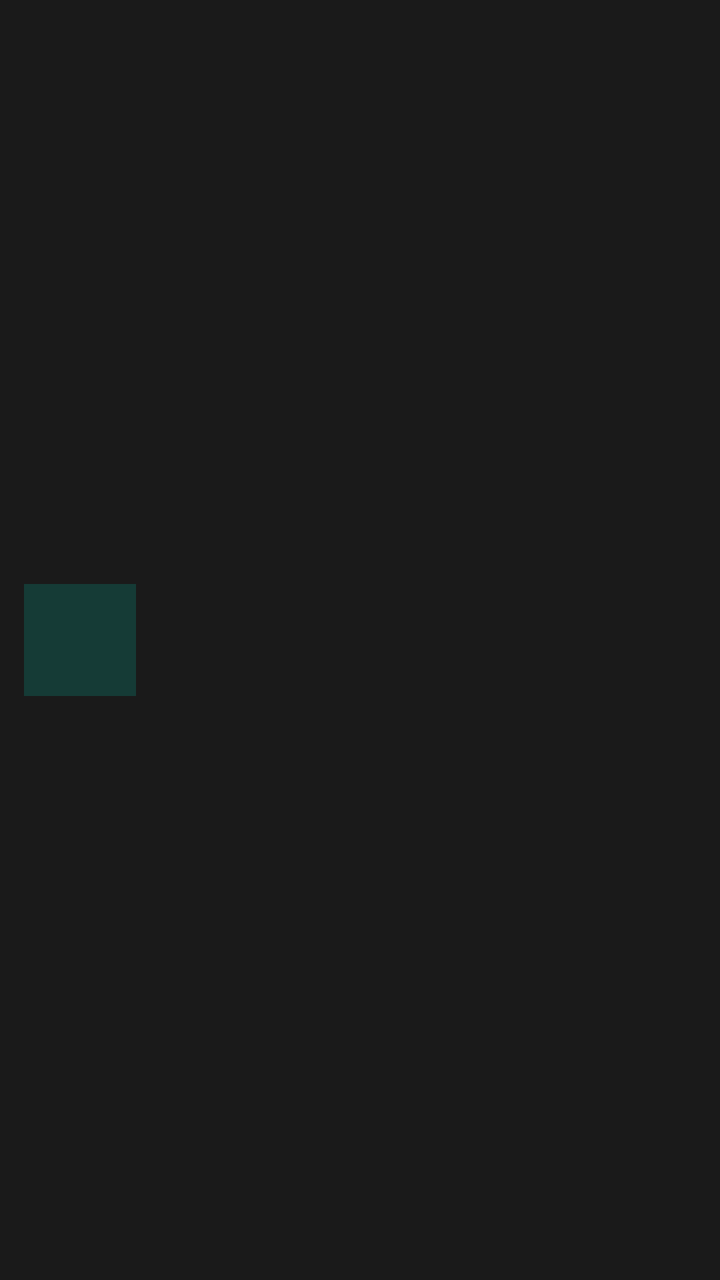
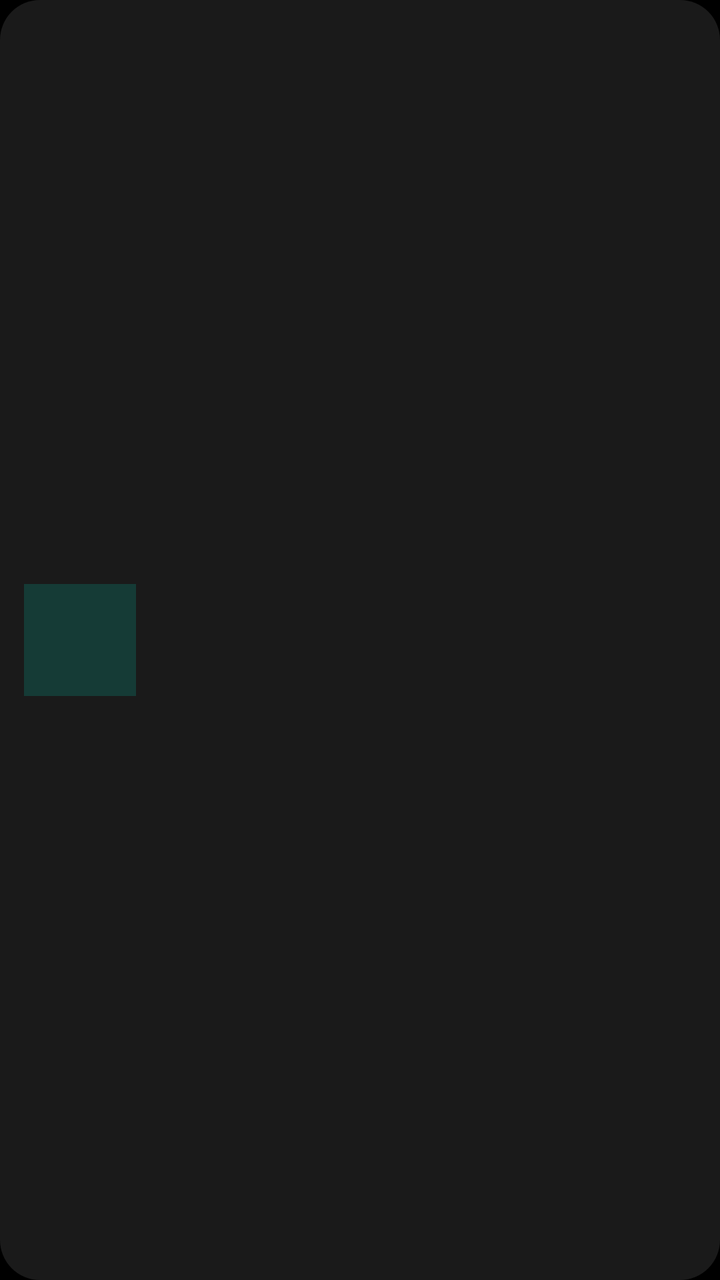

Before-and-after screenshots of an Android layout around one commit, followed by the original layout XML and the change that was made.
<!-- AndroidManifest.xml: application theme Theme.QuietSentry -->
<!-- res/layout/item_device.xml -->
<?xml version="1.0" encoding="utf-8"?>
<LinearLayout xmlns:android="http://schemas.android.com/apk/res/android"
    android:layout_width="match_parent"
    android:layout_height="wrap_content"
    android:layout_marginBottom="12dp"
    android:background="@color/qs_surface"
    android:clickable="true"
    android:focusable="true"
    android:gravity="center_vertical"
    android:orientation="horizontal"
    android:padding="12dp">

    
    <FrameLayout
        android:layout_width="wrap_content"
        android:layout_height="wrap_content">

        <ImageView
            android:id="@+id/device_thumb"
            android:layout_width="56dp"
            android:layout_height="56dp"
            android:scaleType="centerCrop"
            android:visibility="gone" />

        
        <TextView
            android:id="@+id/device_cover"
            android:layout_width="wrap_content"
            android:layout_height="wrap_content"
            android:background="@color/qs_accent_soft"
            android:gravity="center"
            android:minWidth="56dp"
            android:minHeight="56dp"
            android:paddingStart="8dp"
            android:paddingEnd="8dp"
            android:textColor="@color/qs_text"
            android:textSize="20sp" />
    </FrameLayout>

    <LinearLayout
        android:layout_width="0dp"
        android:layout_height="wrap_content"
        android:layout_weight="1"
        android:orientation="vertical"
        android:paddingStart="12dp"
        android:paddingEnd="8dp">

        <TextView
            android:id="@+id/device_name"
            android:layout_width="match_parent"
            android:layout_height="wrap_content"
            android:ellipsize="end"
            android:maxLines="1"
            android:textColor="@color/qs_text"
            android:textSize="16sp" />

        <TextView
            android:id="@+id/device_meta"
            android:layout_width="match_parent"
            android:layout_height="wrap_content"
            android:layout_marginTop="2dp"
            android:textColor="@color/qs_text_muted"
            android:textSize="12sp" />

        <TextView
            android:id="@+id/device_detail"
            android:layout_width="match_parent"
            android:layout_height="wrap_content"
            android:layout_marginTop="6dp"
            android:textColor="#B3FFFFFF"
            android:textSize="12sp" />
    </LinearLayout>

    <TextView
        android:id="@+id/device_state"
        android:layout_width="wrap_content"
        android:layout_height="wrap_content"
        android:textSize="13sp" />
</LinearLayout>
<!-- resources referenced by this layout -->
<resources>
  <color name="qs_accent_soft">#3300BFA6</color>
  <color name="qs_surface">#1AFFFFFF</color>
  <color name="qs_text">#FFFFFFFF</color>
  <color name="qs_text_muted">#99FFFFFF</color>
  <style name="Theme.QuietSentry" parent="Theme.AppCompat.NoActionBar">
          <item name="android:windowBackground">@android:color/black</item>
          <item name="android:statusBarColor">@android:color/black</item>
          <item name="android:navigationBarColor">@android:color/black</item>
      </style>
</resources>

<!-- the commit's change to res/layout/item_device.xml (unified diff, before → after) -->
@@ -2,8 +2,8 @@
 <LinearLayout xmlns:android="http://schemas.android.com/apk/res/android"
     android:layout_width="match_parent"
     android:layout_height="wrap_content"
-    android:layout_marginBottom="12dp"
-    android:background="@color/qs_surface"
+    android:layout_marginBottom="@dimen/qs_space_16"
+    android:background="@drawable/qs_card_bg"
     android:clickable="true"
     android:focusable="true"
     android:gravity="center_vertical"
@@ -34,7 +34,7 @@
             android:paddingStart="8dp"
             android:paddingEnd="8dp"
             android:textColor="@color/qs_text"
-            android:textSize="20sp" />
+            android:textSize="@dimen/qs_text_title" />
     </FrameLayout>
 
     <LinearLayout
@@ -52,7 +52,7 @@
             android:ellipsize="end"
             android:maxLines="1"
             android:textColor="@color/qs_text"
-            android:textSize="16sp" />
+            android:textSize="@dimen/qs_text_body" />
 
         <TextView
             android:id="@+id/device_meta"
@@ -60,7 +60,7 @@
             android:layout_height="wrap_content"
             android:layout_marginTop="2dp"
             android:textColor="@color/qs_text_muted"
-            android:textSize="12sp" />
+            android:textSize="@dimen/qs_text_caption" />
 
         <TextView
             android:id="@+id/device_detail"
@@ -68,12 +68,12 @@
             android:layout_height="wrap_content"
             android:layout_marginTop="6dp"
             android:textColor="#B3FFFFFF"
-            android:textSize="12sp" />
+            android:textSize="@dimen/qs_text_caption" />
     </LinearLayout>
 
     <TextView
         android:id="@+id/device_state"
         android:layout_width="wrap_content"
         android:layout_height="wrap_content"
-        android:textSize="13sp" />
+        android:textSize="@dimen/qs_text_status" />
 </LinearLayout>
<!-- resource entries referenced after the edit -->
@@ -2,12 +2,30 @@
 <resources>
   <color name="qs_accent_soft">#3300BFA6</color>
   <color name="qs_surface">#1AFFFFFF</color>
+  <dimen name="qs_radius_card">20dp</dimen>
+  <style name="QsWindowAnim">
+          <item name="android:windowEnterAnimation">@anim/fade_slide_in</item>
+          <item name="android:windowExitAnimation">@anim/fade_out</item>
+      </style>
   <color name="qs_text">#FFFFFFFF</color>
   <color name="qs_text_muted">#99FFFFFF</color>
+  <dimen name="qs_space_16">16dp</dimen>
+  <dimen name="qs_text_body">15sp</dimen>
+  <dimen name="qs_text_caption">12sp</dimen>
+  <dimen name="qs_text_status">13sp</dimen>
+  <dimen name="qs_text_title">20sp</dimen>
+  <!-- drawable qs_card_bg (drawable) -->
+  <?xml version="1.0" encoding="utf-8"?>
+  <shape xmlns:android="http://schemas.android.com/apk/res/android" android:shape="rectangle">
+      <solid android:color="@color/qs_surface" />
+      <corners android:radius="@dimen/qs_radius_card" />
+  </shape>
   <style name="Theme.QuietSentry" parent="Theme.AppCompat.NoActionBar">
           <item name="android:windowBackground">@android:color/black</item>
           <item name="android:statusBarColor">@android:color/black</item>
           <item name="android:navigationBarColor">@android:color/black</item>
+          
+          <item name="android:windowAnimationStyle">@style/QsWindowAnim</item>
       </style>
 </resources>
 
